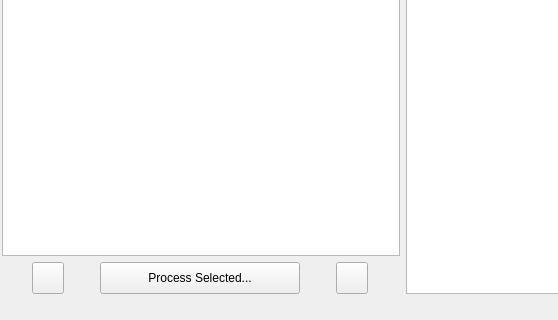
The window that auger/forms/ui/mainwindow.ui (m-flak/auger) describes before a commit, drawn with Qt 5; both pictures show x 0 to 558 and y 286 to 606 of the 806 by 606 pixel window.
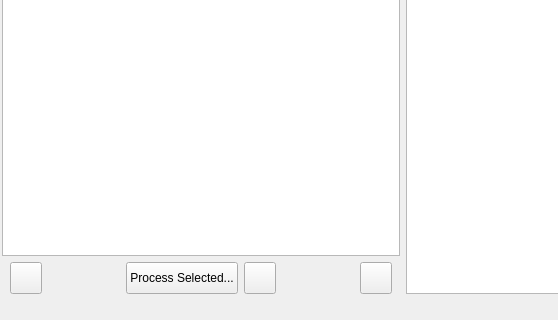
The same window after the commit. Custom widgets are drawn as their Qt base class.

Commit message: Multiple language support for OCR backend

```diff
--- a/auger/forms/ui/mainwindow.ui
+++ b/auger/forms/ui/mainwindow.ui
@@ -65,6 +65,12 @@
        </item>
        <item>
         <layout class="QHBoxLayout" name="imageSide_Buttons">
+         <property name="leftMargin">
+          <number>8</number>
+         </property>
+         <property name="rightMargin">
+          <number>8</number>
+         </property>
          <item>
           <widget class="QPushButton" name="imageSide_ZoomIn">
            <property name="sizePolicy">
@@ -93,6 +99,22 @@
            </property>
           </widget>
          </item>
+         <item>
+          <spacer name="horizontalSpacer_2">
+           <property name="orientation">
+            <enum>Qt::Horizontal</enum>
+           </property>
+           <property name="sizeType">
+            <enum>QSizePolicy::MinimumExpanding</enum>
+           </property>
+           <property name="sizeHint" stdset="0">
+            <size>
+             <width>40</width>
+             <height>20</height>
+            </size>
+           </property>
+          </spacer>
+         </item>
          <item>
           <widget class="QPushButton" name="imageSide_SelectText">
            <property name="sizePolicy">
@@ -124,6 +146,56 @@
            </property>
           </widget>
          </item>
+         <item>
+          <widget class="AugerLanguageButton" name="imageSide_UseLanguage">
+           <property name="sizePolicy">
+            <sizepolicy hsizetype="Preferred" vsizetype="Preferred">
+             <horstretch>0</horstretch>
+             <verstretch>0</verstretch>
+            </sizepolicy>
+           </property>
+           <property name="minimumSize">
+            <size>
+             <width>32</width>
+             <height>32</height>
+            </size>
+           </property>
+           <property name="maximumSize">
+            <size>
+             <width>32</width>
+             <height>32</height>
+            </size>
+           </property>
+           <property name="baseSize">
+            <size>
+             <width>32</width>
+             <height>32</height>
+            </size>
+           </property>
+           <property name="contextMenuPolicy">
+            <enum>Qt::ActionsContextMenu</enum>
+           </property>
+           <property name="toolTip">
+            <string>Select a language to use for OCR.</string>
+           </property>
+          </widget>
+         </item>
+         <item>
+          <spacer name="horizontalSpacer">
+           <property name="orientation">
+            <enum>Qt::Horizontal</enum>
+           </property>
+           <property name="sizeType">
+            <enum>QSizePolicy::MinimumExpanding</enum>
+           </property>
+           <property name="sizeHint" stdset="0">
+            <size>
+             <width>40</width>
+             <height>20</height>
+            </size>
+           </property>
+          </spacer>
+         </item>
          <item>
           <widget class="QPushButton" name="imageSide_ZoomOut">
            <property name="sizePolicy">
@@ -281,6 +353,11 @@
    <extends>QTextEdit</extends>
    <header>auger/forms/controls/augertextedit.h</header>
   </customwidget>
+  <customwidget>
+   <class>AugerLanguageButton</class>
+   <extends>QPushButton</extends>
+   <header>auger/forms/controls/augerlangbutton.h</header>
+  </customwidget>
  </customwidgets>
  <resources/>
  <connections/>
```
Left out of the diff: 9 changed lines with no effect on the pictures. The commit also changes 10 other files.
